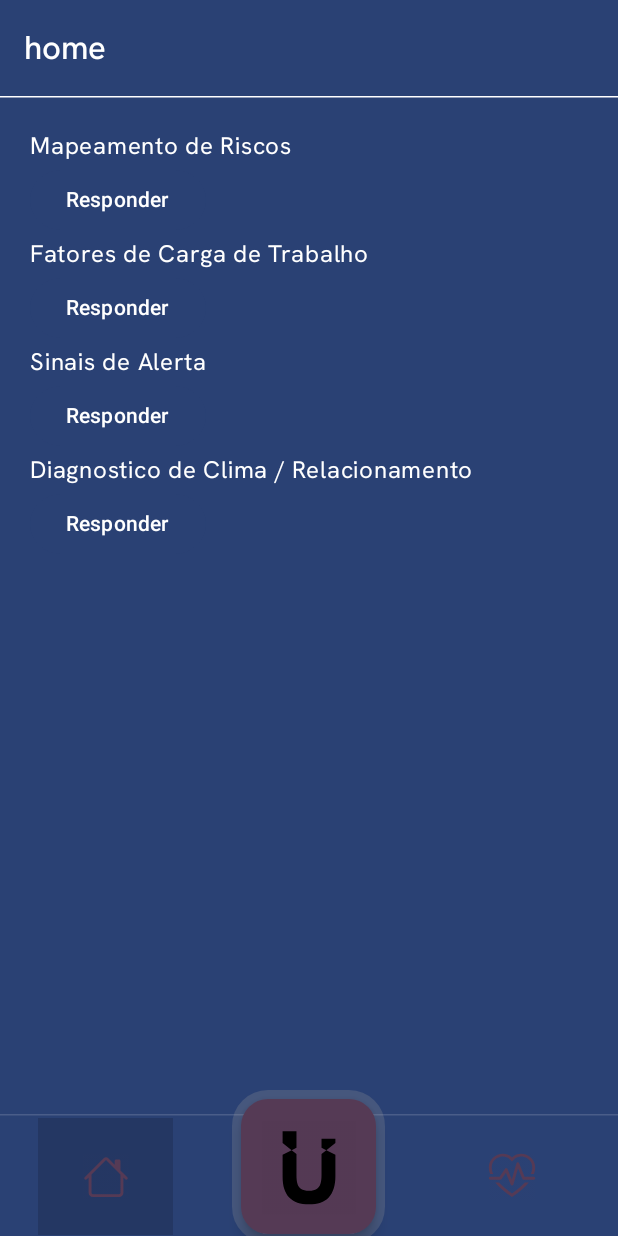
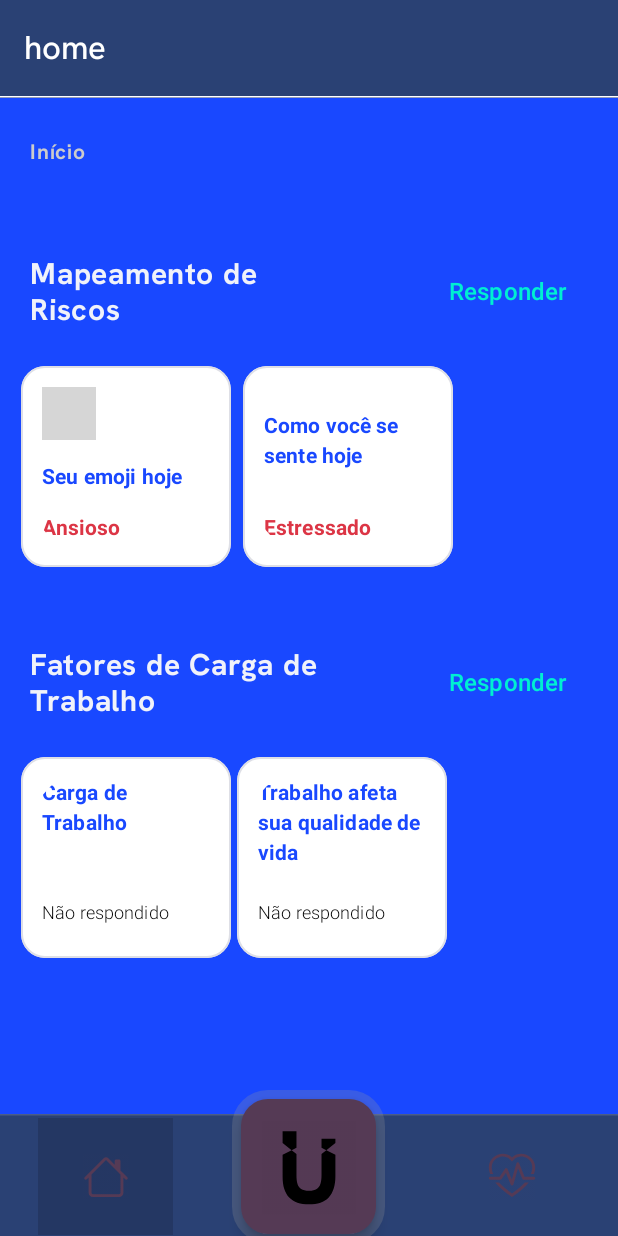
Before and after one commit to carolina-aizawa-moreira/softtekers_app, an Android app built with Jetpack Compose: the HomeScreen screen opened through its navigation route, on a phone screen of 412 x 824 dp. Run offline under Robolectric (Android 15) with nearby library versions, the phone set to English and light mode, and no system bars; libraries missing offline, so code that uses them is left out: com.skydoves.landscapist; Roboto replaces fonts that are not available here; 2 statements that could not run were skipped; grey boxes are pictures that could not be loaded.

Commit message:
Iniciando a tela main screen. Criando componentes especificos para cada parte do menu principal

```diff
--- a/softtekers/app/build.gradle.kts
+++ b/softtekers/app/build.gradle.kts
@@ -6,7 +6,7 @@ plugins {
 
 android {
     namespace = "com.fiap.softtekers"
-    compileSdk = 35
+    compileSdk = 36
 
     defaultConfig {
         applicationId = "com.fiap.softtekers"
@@ -51,6 +51,9 @@ dependencies {
     implementation(libs.androidx.material3)
     implementation(libs.androidx.navigation.compose)
     implementation(libs.androidx.storage)
+    implementation(libs.androidx.compose.material3)
+    implementation(libs.androidx.compose.foundation)
+    implementation("com.github.skydoves:landscapist-coil3:2.6.0")
 
     testImplementation(libs.junit)
     androidTestImplementation(libs.androidx.junit)
--- a/softtekers/app/src/main/java/com/fiap/softtekers/MainActivity.kt
+++ b/softtekers/app/src/main/java/com/fiap/softtekers/MainActivity.kt
@@ -9,26 +9,15 @@ import androidx.compose.foundation.background
 import androidx.compose.foundation.layout.Box
 import androidx.compose.foundation.layout.PaddingValues
 import androidx.compose.foundation.layout.fillMaxSize
-import androidx.compose.foundation.layout.fillMaxWidth
-import androidx.compose.foundation.layout.offset
 import androidx.compose.foundation.layout.padding
-import androidx.compose.foundation.layout.size
-import androidx.compose.foundation.shape.CircleShape
-import androidx.compose.material.icons.Icons
-import androidx.compose.material.icons.outlined.Search
 import androidx.compose.material3.FabPosition
-import androidx.compose.material3.FloatingActionButton
-import androidx.compose.material3.HorizontalDivider
-import androidx.compose.material3.Icon
 import androidx.compose.material3.MaterialTheme
 import androidx.compose.material3.Scaffold
 import androidx.compose.material3.ScaffoldDefaults.contentWindowInsets
-import androidx.compose.material3.Text
 import androidx.compose.runtime.getValue
 import androidx.compose.ui.Alignment
 import androidx.compose.ui.Modifier
 import androidx.compose.ui.graphics.Color
-import androidx.compose.ui.unit.dp
 import androidx.compose.ui.window.Dialog
 import androidx.compose.ui.window.DialogProperties
 import androidx.compose.ui.zIndex
@@ -44,7 +33,7 @@ import com.fiap.softtekers.screens.CheckInScreen
 import com.fiap.softtekers.screens.ComoSenteScreen
 import com.fiap.softtekers.screens.DiagnosticoRelacionamentoScreen
 import com.fiap.softtekers.screens.FormularioAnonimoScreen
-import com.fiap.softtekers.screens.HomeScreen
+import com.fiap.softtekers.screens.homescreen.HomeScreen
 import com.fiap.softtekers.screens.LoginScreen
 import com.fiap.softtekers.screens.SinaisDeAlertaScreen
 import com.fiap.softtekers.ui.theme.SofttekersTheme
@@ -101,7 +90,7 @@ class MainActivity : ComponentActivity() {
                             LoginScreen(navController)
                         }
                         composable("home") {
-                            HomeScreen(navController)
+                            HomeScreen()
                         }
                         composable("checkIn") {
                             CheckInScreen(navController)
--- a/softtekers/app/src/main/java/com/fiap/softtekers/components/FormComponents.kt
+++ b/softtekers/app/src/main/java/com/fiap/softtekers/components/FormComponents.kt
@@ -2,6 +2,7 @@ package com.fiap.softtekers.components
 
 import androidx.compose.foundation.layout.*
 import androidx.compose.material3.*
+import androidx.compose.material3.MenuAnchorType
 import androidx.compose.runtime.*
 import androidx.compose.ui.Modifier
 import androidx.compose.ui.graphics.Color
--- /dev/null
+++ b/softtekers/app/src/main/java/com/fiap/softtekers/components/Header.kt
@@ -0,0 +1,47 @@
+package com.fiap.softtekers.components
+
+import androidx.compose.foundation.background
+import androidx.compose.foundation.border
+import androidx.compose.foundation.layout.Arrangement
+import androidx.compose.foundation.layout.Column
+import androidx.compose.foundation.layout.fillMaxWidth
+import androidx.compose.foundation.layout.height
+import androidx.compose.foundation.layout.padding
+import androidx.compose.material3.Text
+import androidx.compose.runtime.Composable
+import androidx.compose.ui.Alignment
+import androidx.compose.ui.Modifier
+import androidx.compose.ui.graphics.Color
+import androidx.compose.ui.graphics.RectangleShape
+import androidx.compose.ui.text.font.FontWeight
+import androidx.compose.ui.tooling.preview.Preview
+import androidx.compose.ui.unit.dp
+import androidx.compose.ui.unit.sp
+
+@Composable
+@Preview(showBackground = true)
+fun Header(title: String?) {
+    val header = title ?: "Header Title Default"
+    Column(
+        modifier = Modifier
+            .fillMaxWidth()
+            .height(70.dp)
+            .background(color = Color(0xFF1948FF))
+            .border(width = 2.dp, color = Color(0x26FFFFFF), shape = RectangleShape),
+        verticalArrangement = Arrangement.Center
+    ) {
+        Text(
+            modifier = Modifier
+                .padding(start = 20.dp, end = 20.dp)
+                .height(21.dp)
+                .fillMaxWidth()
+                .align(alignment = Alignment.CenterHorizontally),
+
+            text = header,
+            color = Color(0xFFDEE2E6),
+            fontSize = 14.sp,
+            lineHeight = 21.sp,
+            fontWeight = FontWeight.Bold
+        )
+    }
+}
--- a/softtekers/app/src/main/java/com/fiap/softtekers/screens/HomeScreen.kt
+++ /dev/null
@@ -1,49 +0,0 @@
-package com.fiap.softtekers.screens
-
-import androidx.compose.foundation.layout.Column
-import androidx.compose.foundation.layout.padding
-import androidx.compose.material3.Button
-import androidx.compose.material3.ButtonDefaults
-import androidx.compose.material3.MaterialTheme
-import androidx.compose.material3.Text
-import androidx.compose.runtime.Composable
-import androidx.compose.ui.unit.dp
-import androidx.navigation.NavController
-
-@Composable
-fun HomeScreen(navController: NavController){
-    Column(
-        modifier = androidx.compose.ui.Modifier
-            .padding(20.dp)
-    ) {
-        Text("Mapeamento de Riscos")
-        Button(
-            onClick = { navController.navigate("formSente") },
-            colors = ButtonDefaults.buttonColors(MaterialTheme.colorScheme.primary)
-        ) {
-            Text("Responder")
-        }
-
-
-        Text("Fatores de Carga de Trabalho")
-        Button(
-            onClick = { navController.navigate("formCarga") }
-        ) {
-            Text("Responder")
-        }
-
-        Text("Sinais de Alerta")
-        Button(
-            onClick = { navController.navigate("formSinais") }
-        ) {
-            Text("Responder")
-        }
-
-        Text("Diagnostico de Clima / Relacionamento")
-        Button(
-            onClick = { navController.navigate("formClima") }
-        ) {
-            Text("Responder")
-        }
-    }
-}
--- /dev/null
+++ b/softtekers/app/src/main/java/com/fiap/softtekers/screens/homescreen/HomeScreen.kt
@@ -0,0 +1,98 @@
+package com.fiap.softtekers.screens.homescreen
+
+import androidx.compose.foundation.background
+import androidx.compose.foundation.layout.Column
+import androidx.compose.foundation.layout.fillMaxHeight
+import androidx.compose.foundation.layout.fillMaxWidth
+import androidx.compose.foundation.layout.padding
+import androidx.compose.foundation.rememberScrollState
+import androidx.compose.foundation.verticalScroll
+import androidx.compose.material3.Text
+import androidx.compose.runtime.Composable
+import androidx.compose.ui.Alignment
+import androidx.compose.ui.Modifier
+import androidx.compose.ui.graphics.Color
+import androidx.compose.ui.text.font.FontWeight
+import androidx.compose.ui.tooling.preview.Preview
+import androidx.compose.ui.unit.dp
+import androidx.compose.ui.unit.sp
+import com.fiap.softtekers.screens.homescreen.components.CargaDeTrabalho
+import com.fiap.softtekers.screens.homescreen.components.MapeamentoDeRiscos
+
+//todo: acrescentar navController
+@Composable
+fun HomeScreen() {
+    Column(
+        modifier = Modifier
+            .fillMaxWidth()
+            .fillMaxHeight()
+            .background(
+                color = Color(0xFF1948FF),
+            )
+    ) {
+        Column(
+            modifier = Modifier
+                .fillMaxWidth()
+                .weight(1f)
+                .verticalScroll(rememberScrollState())
+                .align(Alignment.CenterHorizontally),
+        ) {
+            Text(
+                "Início",
+                color = Color.LightGray,
+                fontSize = 14.sp,
+                fontWeight = FontWeight.Bold,
+                modifier = Modifier
+                    .padding(top = 24.dp, bottom = 24.dp, start = 20.dp)
+            )
+            MapeamentoDeRiscos()
+
+            Column() {
+                CargaDeTrabalho()
+            }
+        }
+    }
+}
+
+
+@Composable
+@Preview(showBackground = true)
+fun HomeScreenPreview() {
+    HomeScreen()
+}
+
+
+//    Column(
+//        modifier = androidx.compose.ui.Modifier
+//            .padding(20.dp)
+//    ) {
+//        Text("Mapeamento de Riscos")
+//        Button(
+//            onClick = { navController.navigate("formSente") },
+//            colors = ButtonDefaults.buttonColors(MaterialTheme.colorScheme.primary)
+//        ) {
+//            Text("Responder")
+//        }
+//
+//
+//        Text("Fatores de Carga de Trabalho")
+//        Button(
+//            onClick = { navController.navigate("formCarga") }
+//        ) {
+//            Text("Responder")
+//        }
+//
+//        Text("Sinais de Alerta")
+//        Button(
+//            onClick = { navController.navigate("formSinais") }
+//        ) {
+//            Text("Responder")
+//        }
+//
+//        Text("Diagnostico de Clima / Relacionamento")
+//        Button(
+//            onClick = { navController.navigate("formClima") }
+//        ) {
+//            Text("Responder")
+//        }
+//    }
--- /dev/null
+++ b/softtekers/app/src/main/java/com/fiap/softtekers/screens/homescreen/components/CargaDeTrabalho.kt
@@ -0,0 +1,108 @@
+package com.fiap.softtekers.screens.homescreen.components
+
+import androidx.compose.foundation.BorderStroke
+import androidx.compose.foundation.background
+import androidx.compose.foundation.border
+import androidx.compose.foundation.layout.Column
+import androidx.compose.foundation.layout.PaddingValues
+import androidx.compose.foundation.layout.Row
+import androidx.compose.foundation.layout.fillMaxWidth
+import androidx.compose.foundation.layout.padding
+import androidx.compose.foundation.shape.RoundedCornerShape
+import androidx.compose.material3.ButtonDefaults
+import androidx.compose.material3.OutlinedButton
+import androidx.compose.material3.Text
+import androidx.compose.runtime.Composable
+import androidx.compose.ui.Alignment
+import androidx.compose.ui.Modifier
+import androidx.compose.ui.draw.clip
+import androidx.compose.ui.graphics.Color
+import androidx.compose.ui.text.font.FontWeight
+import androidx.compose.ui.tooling.preview.Preview
+import androidx.compose.ui.unit.dp
+import androidx.compose.ui.unit.sp
+
+@Composable
+fun CargaDeTrabalho() {
+    Column(
+        modifier = Modifier
+            .fillMaxWidth()
+            .background(
+                color = Color(0xFF1948FF),
+            )
+            .padding(top = 16.dp)
+    ) {
+        Column(
+            modifier = Modifier
+                .padding(bottom = 20.dp)
+                .fillMaxWidth()
+        ) {
+            Row(
+                verticalAlignment = Alignment.CenterVertically,
+                modifier = Modifier
+                    .padding(bottom = 8.dp)
+                    .fillMaxWidth()
+                    .padding(vertical = 16.dp, horizontal = 20.dp)
+            ) {
+                Text(
+                    "Fatores de Carga de Trabalho",
+                    color = Color(0xFFF0F2FA),
+                    fontSize = 20.sp,
+                    fontWeight = FontWeight.Bold,
+                    modifier = Modifier
+                        .padding(end = 72.dp)
+                        .weight(1f)
+                )
+                OutlinedButton(
+                    //todo: colocar rota do form para
+                    onClick = { println("Pressed!") },
+                    border = BorderStroke(0.dp, Color.Transparent),
+                    colors = ButtonDefaults.outlinedButtonColors(containerColor = Color.Transparent),
+                    contentPadding = PaddingValues(),
+                    modifier = Modifier
+                        .border(
+                            width = 1.dp,
+                            color = Color(0x00FFFFFF),
+                            shape = RoundedCornerShape(6.dp)
+                        )
+                        .clip(shape = RoundedCornerShape(6.dp))
+                        .background(
+                            color = Color(0x00FFFFFF),
+                            shape = RoundedCornerShape(6.dp)
+                        )
+                ) {
+                    Column(
+                        modifier = Modifier
+                            .padding(vertical = 7.dp, horizontal = 13.dp)
+                    ) {
+                        Text(
+                            "Responder",
+                            color = Color(0xFF00EFD2),
+                            fontSize = 16.sp,
+                        )
+                    }
+                }
+            }
+            Row(
+                modifier = Modifier
+                    .fillMaxWidth()
+                    .padding(horizontal = 14.dp)
+            ) {
+                Column(modifier = Modifier.padding(end = 4.dp)) {
+                    DefaultCards("Carga de Trabalho")
+                }
+                Column(modifier = Modifier.padding(end = 4.dp)) {
+                    DefaultCards("Trabalho afeta sua qualidade de vida")
+                }
+
+            }
+        }
+    }
+}
+
+
+@Composable
+@Preview(showBackground = false)
+fun CargaDeTrabalhoPreview() {
+    CargaDeTrabalho()
+}
--- /dev/null
+++ b/softtekers/app/src/main/java/com/fiap/softtekers/screens/homescreen/components/DefaultCards.kt
@@ -0,0 +1,83 @@
+package com.fiap.softtekers.screens.homescreen.components
+
+import androidx.compose.foundation.BorderStroke
+import androidx.compose.foundation.background
+import androidx.compose.foundation.border
+import androidx.compose.foundation.layout.Arrangement
+import androidx.compose.foundation.layout.Column
+import androidx.compose.foundation.layout.PaddingValues
+import androidx.compose.foundation.layout.fillMaxHeight
+import androidx.compose.foundation.layout.fillMaxWidth
+import androidx.compose.foundation.layout.height
+import androidx.compose.foundation.layout.padding
+import androidx.compose.foundation.layout.width
+import androidx.compose.foundation.shape.RoundedCornerShape
+import androidx.compose.material3.ButtonDefaults
+import androidx.compose.material3.OutlinedButton
+import androidx.compose.material3.Text
+import androidx.compose.runtime.Composable
+import androidx.compose.ui.Modifier
+import androidx.compose.ui.draw.clip
+import androidx.compose.ui.graphics.Color
+import androidx.compose.ui.text.font.FontWeight
+import androidx.compose.ui.tooling.preview.Preview
+import androidx.compose.ui.unit.dp
+import androidx.compose.ui.unit.sp
+
+
+@Composable
+fun DefaultCards(texto : String?) {
+    val cardText = texto ?: "Default"
+    OutlinedButton(
+        onClick = { println("Pressed!") },
+        border = BorderStroke(0.dp, Color.Transparent),
+        colors = ButtonDefaults.outlinedButtonColors(containerColor = Color.Transparent),
+        contentPadding = PaddingValues(),
+        modifier = Modifier
+            .border(
+                width = 1.dp,
+                color = Color(0xFFDEDFE6),
+                shape = RoundedCornerShape(16.dp)
+            )
+            .width(140.dp)
+            .height(134.dp)
+            .clip(shape = RoundedCornerShape(16.dp))
+            .background(
+                color = Color(0xFFFFFFFF),
+                shape = RoundedCornerShape(16.dp)
+            ),
+    ) {
+        Column(
+            modifier = Modifier
+                .width(112.dp)
+                .height(106.dp),
+        ) {
+            Text(
+                text = cardText,
+                color = Color(0xFF1948FF),
+                fontSize = 14.sp,
+                fontWeight = FontWeight.Bold,
+                modifier = Modifier
+                    .fillMaxWidth()
+                    .height(80.dp)
+            )
+            //todo: Texto precisa ser dinamico passado via props
+            Text(
+                "Não respondido",
+                color = Color.Black,
+                fontSize = 12.sp,
+                fontWeight = FontWeight.W300,
+                modifier = Modifier
+                    .fillMaxWidth()
+                    .padding(bottom = 6.dp)
+            )
+        }
+    }
+}
+
+
+@Composable
+@Preview(showBackground = false)
+fun DefaultCardsPreview() {
+    DefaultCards("Carga de Trabalho")
+}
--- /dev/null
+++ b/softtekers/app/src/main/java/com/fiap/softtekers/screens/homescreen/components/MapeamentoDeRiscos.kt
@@ -0,0 +1,204 @@
+package com.fiap.softtekers.screens.homescreen.components
+
+import androidx.compose.foundation.BorderStroke
+import androidx.compose.foundation.background
+import androidx.compose.foundation.border
+import androidx.compose.foundation.layout.Arrangement
+import androidx.compose.foundation.layout.Column
+import androidx.compose.foundation.layout.PaddingValues
+import androidx.compose.foundation.layout.Row
+import androidx.compose.foundation.layout.fillMaxWidth
+import androidx.compose.foundation.layout.height
+import androidx.compose.foundation.layout.padding
+import androidx.compose.foundation.layout.width
+import androidx.compose.foundation.shape.RoundedCornerShape
+import androidx.compose.material3.ButtonDefaults
+import androidx.compose.material3.OutlinedButton
+import androidx.compose.material3.Text
+import androidx.compose.runtime.Composable
+import androidx.compose.ui.Alignment
+import androidx.compose.ui.Modifier
+import androidx.compose.ui.draw.clip
+import androidx.compose.ui.graphics.Color
+import androidx.compose.ui.layout.ContentScale
+import androidx.compose.ui.text.font.FontWeight
+import androidx.compose.ui.unit.dp
+import androidx.compose.ui.unit.sp
+import com.skydoves.landscapist.ImageOptions
+import com.skydoves.landscapist.coil3.CoilImage
+
+@Composable
+fun MapeamentoDeRiscos() {
+    Column(
+        modifier = Modifier
+            .fillMaxWidth()
+            .background(
+                color = Color(0xFF1948FF),
+            )
+            .padding(top = 16.dp)
+    ) {
+        Column(
+            modifier = Modifier
+                .padding(bottom = 20.dp)
+                .fillMaxWidth()
+        ) {
+            Row(
+                verticalAlignment = Alignment.CenterVertically,
+                modifier = Modifier
+                    .padding(bottom = 8.dp)
+                    .fillMaxWidth()
+                    .padding(vertical = 16.dp, horizontal = 20.dp)
+            ) {
+                Text(
+                    "Mapeamento de Riscos",
+                    color = Color(0xFFF0F2FA),
+                    fontSize = 20.sp,
+                    fontWeight = FontWeight.Bold,
+                    modifier = Modifier
+                        .padding(end = 72.dp)
+                        .weight(1f)
+                )
+                OutlinedButton(
+                    //todo: colocar rota do form para
+                    onClick = { println("Pressed!") },
+                    border = BorderStroke(0.dp, Color.Transparent),
+                    colors = ButtonDefaults.outlinedButtonColors(containerColor = Color.Transparent),
+                    contentPadding = PaddingValues(),
+                    modifier = Modifier
+                        .border(
+                            width = 1.dp,
+                            color = Color(0x00FFFFFF),
+                            shape = RoundedCornerShape(6.dp)
+                        )
+                        .clip(shape = RoundedCornerShape(6.dp))
+                        .background(
+                            color = Color(0x00FFFFFF),
+                            shape = RoundedCornerShape(6.dp)
+                        )
+                ) {
+                    Column(
+                        modifier = Modifier
+                            .padding(vertical = 7.dp, horizontal = 13.dp)
+                    ) {
+                        Text(
+                            "Responder",
+                            color = Color(0xFF00EFD2),
+                            fontSize = 16.sp,
+                        )
+                    }
+                }
+            }
+            Row(
+                modifier = Modifier
+                    .fillMaxWidth()
+                    .padding(horizontal = 14.dp)
+            ) {
+                OutlinedButton(
+                    onClick = { println("Pressed!") },
+                    border = BorderStroke(0.dp, Color.Transparent),
+                    colors = ButtonDefaults.outlinedButtonColors(containerColor = Color.Transparent),
+                    contentPadding = PaddingValues(),
+                    modifier = Modifier
+                        .padding(end = 8.dp)
+                        .border(
+                            width = 1.dp,
+                            color = Color(0xFFDEDFE6),
+                            shape = RoundedCornerShape(16.dp)
+                        )
+                        .height(134.dp)
+                        .width(140.dp)
+                        .clip(shape = RoundedCornerShape(16.dp))
+                        .background(
+                            color = Color(0xFFFFFFFF),
+                            shape = RoundedCornerShape(16.dp)
+                        )
+                ) {
+                    Column(
+                        modifier = Modifier
+                            .width(112.dp)
+                            .height(106.dp),
+                        verticalArrangement = Arrangement.SpaceBetween
+                    ) {
+                        CoilImage(
+                            //todo: aqui deve renderizar o emoji escolhido no check-in e ter um default se nulo
+                            imageModel = { "https://storage.googleapis.com/tagjs-prod.appspot.com/v1/bnSXrHTxGc/h5oi5rb1_expires_30_days.png" },
+                            imageOptions = ImageOptions(contentScale = ContentScale.Crop),
+                            modifier = Modifier
+                                .padding(bottom = 8.dp, end = 75.dp)
+                                .width(36.dp)
+                                .height(35.dp)
+                        )
+                        Text(
+                            "Seu emoji hoje",
+                            color = Color(0xFF1948FF),
+                            fontSize = 14.sp,
+                            fontWeight = FontWeight.Bold,
+                            modifier = Modifier
+                                .padding(bottom = 8.dp)
+                                .width(112.dp)
+                                .fillMaxWidth()
+                        )
+                        Text(
+                            //todo: o text tem que ser dinamico passado via props
+                            text = "Ansioso",
+                            color = Color(0xFFDC3545),
+                            fontSize = 14.sp,
+                            fontWeight = FontWeight.Bold,
+                            modifier = Modifier
+                                .fillMaxWidth()
+                                .padding(bottom = 2.dp)
+
+                        )
+                    }
+                }
+                OutlinedButton(
+                    onClick = { println("Pressed!") },
+                    border = BorderStroke(0.dp, Color.Transparent),
+                    colors = ButtonDefaults.outlinedButtonColors(containerColor = Color.Transparent),
+                    contentPadding = PaddingValues(),
+                    modifier = Modifier
+                        .border(
+                            width = 1.dp,
+                            color = Color(0xFFDEDFE6),
+                            shape = RoundedCornerShape(16.dp)
+                        )
+                        .width(140.dp)
+                        .height(134.dp)
+                        .clip(shape = RoundedCornerShape(16.dp))
+                        .background(
+                            color = Color(0xFFFFFFFF),
+                            shape = RoundedCornerShape(16.dp)
+                        )
+                ) {
+                    Column(
+                        modifier = Modifier
+                            .width(112.dp)
+                            .height(106.dp),
+                        verticalArrangement = Arrangement.SpaceBetween
+                    ) {
+                        Text(
+                            "Como você se sente hoje",
+                            color = Color(0xFF1948FF),
+                            fontSize = 14.sp,
+                            fontWeight = FontWeight.Bold,
+                            modifier = Modifier
+                                .padding(top = 16.dp)
+                                .width(112.dp)
+                                .height(50.dp)
+                        )
+                        //todo: Texto precisa ser dinamico passado via props
+                        Text(
+                            "Estressado",
+                            color = Color(0xFFDC3545),
+                            fontSize = 14.sp,
+                            fontWeight = FontWeight.Bold,
+                            modifier = Modifier
+                                .fillMaxWidth()
+                                .padding(bottom = 2.dp)
+                        )
+                    }
+                }
+            }
+        }
+    }
+}
```
Also changed, not shown: softtekers/gradle/libs.versions.toml (+13 -9 lines).
